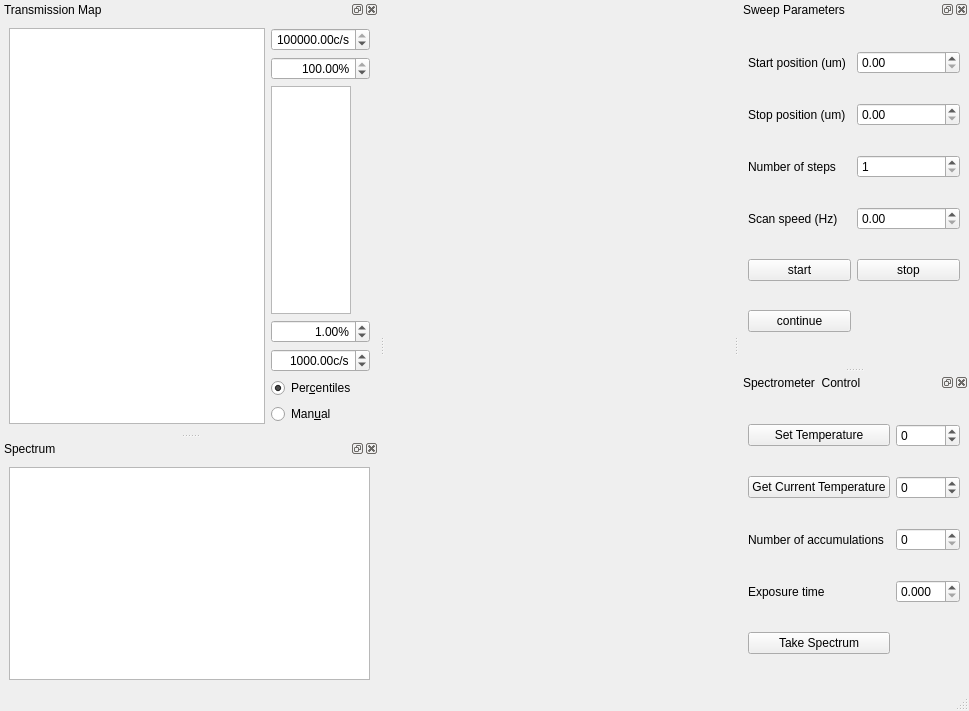
Qt form gui/whitelight_transmission/whitelight_transmission.ui (rasjen/qudi) before a commit.
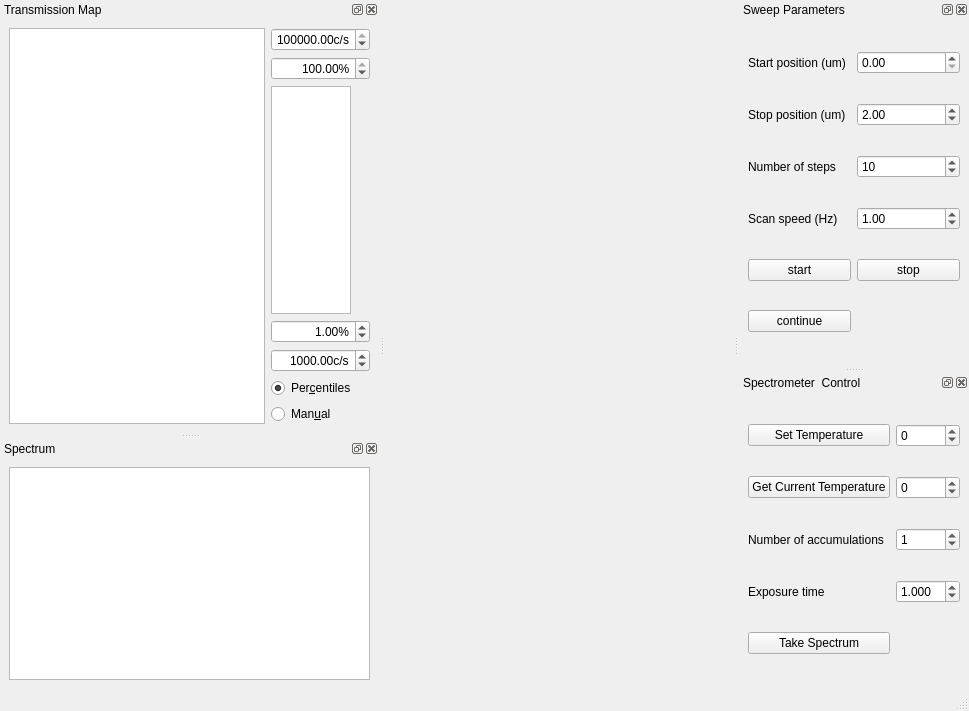
The same form after that commit. Custom widgets are drawn as their Qt base class.

What changed in the file:
```diff
--- a/gui/whitelight_transmission/whitelight_transmission.ui
+++ b/gui/whitelight_transmission/whitelight_transmission.ui
@@ -245,10 +245,18 @@
       </widget>
      </item>
      <item row="3" column="1">
-      <widget class="QDoubleSpinBox" name="scan_speed_doubleSpinBox"/>
+      <widget class="QDoubleSpinBox" name="scan_speed_doubleSpinBox">
+       <property name="value">
+        <double>1.000000000000000</double>
+       </property>
+      </widget>
      </item>
      <item row="1" column="1">
-      <widget class="QDoubleSpinBox" name="stop_position_doubleSpinBox"/>
+      <widget class="QDoubleSpinBox" name="stop_position_doubleSpinBox">
+       <property name="value">
+        <double>2.000000000000000</double>
+       </property>
+      </widget>
      </item>
      <item row="4" column="1">
       <widget class="QPushButton" name="stop_pushButton">
@@ -275,6 +283,9 @@
        <property name="maximum">
         <double>1000.000000000000000</double>
        </property>
+       <property name="value">
+        <double>10.000000000000000</double>
+       </property>
       </widget>
      </item>
      <item row="2" column="0">
@@ -301,6 +312,9 @@
        <property name="decimals">
         <number>0</number>
        </property>
+       <property name="value">
+        <double>1.000000000000000</double>
+       </property>
       </widget>
      </item>
      <item row="4" column="1">
@@ -308,6 +322,9 @@
        <property name="decimals">
         <number>3</number>
        </property>
+       <property name="value">
+        <double>1.000000000000000</double>
+       </property>
       </widget>
      </item>
      <item row="2" column="1">
```
